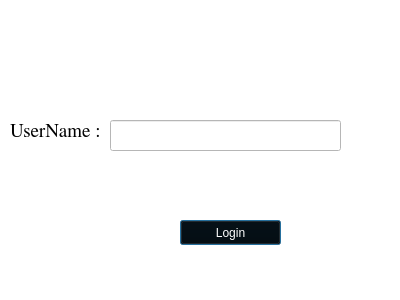
The window that clientlogin.ui (maliklewis/comp3004) describes before a commit, drawn with Qt 5.
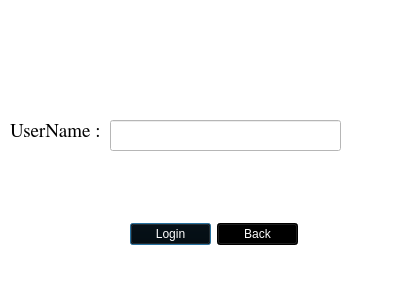
The same window after the commit. Icons and pictures are not drawn.

Commit message: added back buttons

Patch:
```diff
--- a/clientlogin.ui
+++ b/clientlogin.ui
@@ -79,15 +79,18 @@
     <bool>false</bool>
    </property>
   </widget>
-  <widget class="QPushButton" name="loginButton">
+  <widget class="QWidget" name="">
    <property name="geometry">
     <rect>
-     <x>180</x>
+     <x>130</x>
      <y>220</y>
-     <width>101</width>
-     <height>25</height>
+     <width>168</width>
+     <height>28</height>
     </rect>
    </property>
+   <layout class="QHBoxLayout" name="horizontalLayout">
+    <item>
+     <widget class="QPushButton" name="loginButton">
    <property name="styleSheet">
     <string notr="true">color: rgb(255, 255, 255);
 background-color: rgb(0, 0, 0);
@@ -97,6 +100,21 @@
     <string>Login</string>
    </property>
   </widget>
+    </item>
+    <item>
+     <widget class="QPushButton" name="backButton">
+      <property name="styleSheet">
+       <string notr="true">color: rgb(255, 255, 255);
+background-color: rgb(0, 0, 0);
+font: 75 11pt &quot;DejaVu Sans Mono&quot;;</string>
+      </property>
+      <property name="text">
+       <string>Back</string>
+      </property>
+     </widget>
+    </item>
+   </layout>
+  </widget>
   <zorder>label</zorder>
   <zorder>label_2</zorder>
   <zorder>loginButton</zorder>
```
Left out of the diff: 1 changed line with no effect on the pictures. Lines whose indentation alone changed are shown as unchanged. The commit also changes 12 other files.
